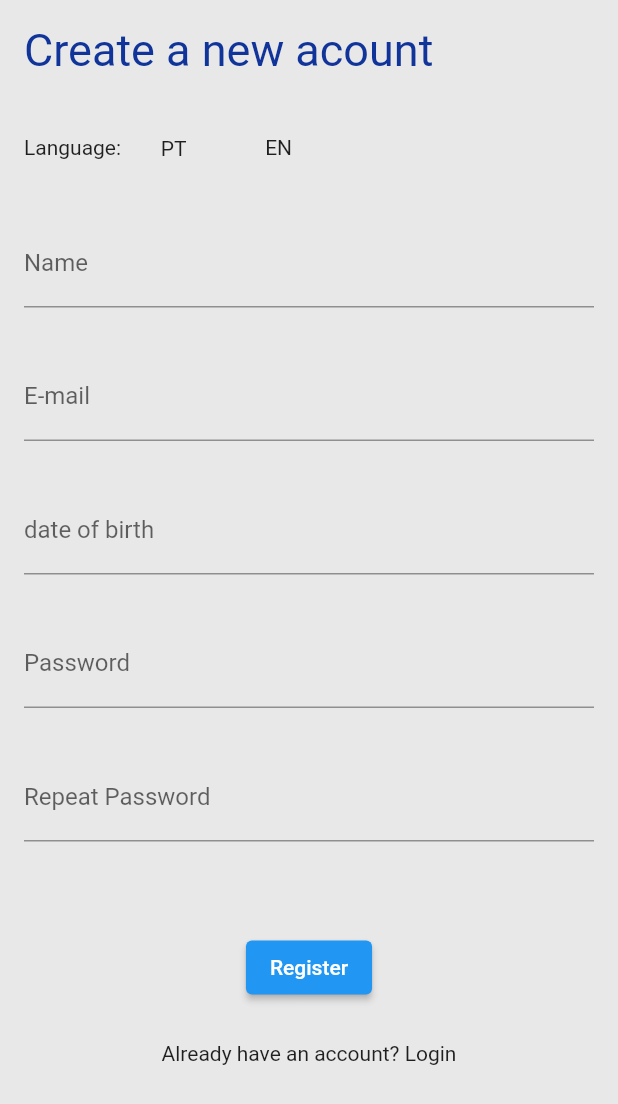
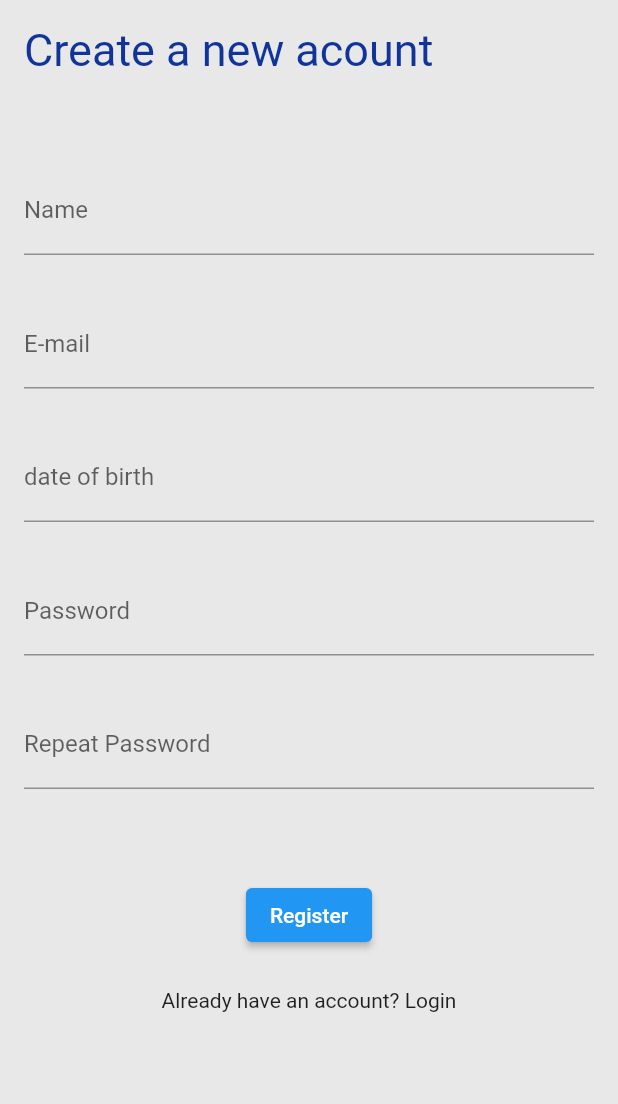
Before and after one commit to Falleiro/Stock-Control, a Flutter app: the SignupPage screen opened directly, on a phone screen of 412 x 824 dp. Shown: the top 1104 px of the screen. Run offline on Flutter 3.47's test engine with Material 2 defaults, Android fonts, the light colour scheme and no system bars; our stand-ins replace flutter_modular, flutter_triple, localization, sqflite; missing offline and left inert: mailer; accounts and stored records are empty.

Commit message:
arrumando layout

```diff
--- a/stockcontrol/lib/assets/i18n/en_US.json
+++ b/stockcontrol/lib/assets/i18n/en_US.json
@@ -42,6 +42,7 @@
     "tooltip-item": "Go to 'Add item'",
     "tooltip-stock": "Go to 'Add estabelecimento'",
     "tooltip-localization": "Go to 'Localization'",
+    "tooltip-estabelecimento": "Go to 'Establishment'",
     "nome-estabelecimento": "Stock Name",
     "cep": "CEP",
     "uf": "UF",
--- a/stockcontrol/lib/assets/i18n/pt_BR.json
+++ b/stockcontrol/lib/assets/i18n/pt_BR.json
@@ -42,6 +42,7 @@
     "tooltip-item": "Vai para a tela 'Cria item'",
     "tooltip-stock": "Vai para a tela 'Cria estabelecimento'",
     "tooltip-localization": "Vai para a tela 'Localization'",
+    "tooltip-estabelecimento": "Vai para a tela 'Estabelecimento'",
     "nome-estabelecimento": "Nome do Estoque",
     "cep": "CEP",
     "uf": "UF",
@@ -69,5 +70,8 @@
     "enviar_senha": "Enviar senha de recuperação",
     "texto_email_enviado": "Sua nova senha foi enviada para o e-mail",
     "nova_senha_enviada": "Nova senha enviada",
-    "ok": "Ok"
+    "ok": "Ok",
+    "nova_senha": "Nova senha",
+    "aparecera_senha": "Aqui aparecerá a sua senha",
+    "email_enviado": "E-mail enviado com sucesso!"
 }
--- a/stockcontrol/lib/src/component/Personalizados.dart
+++ b/stockcontrol/lib/src/component/Personalizados.dart
@@ -125,7 +125,7 @@ class _MeuFloatingActionButtonState extends State<MeuFloatingActionButton> {
               ),
             );
           },
-          tooltip: 'tooltip-estabelecimento'.i18n(),
+          tooltip: "tooltip-estabelecimento".i18n(),
           child: const Icon(Icons.add),
         ),
       ],
--- a/stockcontrol/lib/src/feature/home/view/page/login/singuppage.dart
+++ b/stockcontrol/lib/src/feature/home/view/page/login/singuppage.dart
@@ -35,30 +35,6 @@ class _SignupPageState extends State<SignupPage> {
                       fontSize: 30, color: Color.fromARGB(255, 16, 52, 153)),
                 ),
                 SizedBox(height: 30),
-                Row(
-                  children: [
-                    Text("${"idioma".i18n()}:"),
-                    SizedBox(
-                        width: 70,
-                        height: 35,
-                        child: IconButton(
-                          padding: const EdgeInsets.symmetric(vertical: 10.0),
-                          onPressed: () {
-                            Locale(pt as String);
-                          },
-                          icon: Text("pt".i18n()),
-                        )),
-                    SizedBox(
-                        width: 70,
-                        height: 35,
-                        child: IconButton(
-                          onPressed: () {
-                            Locale(en as String);
-                          },
-                          icon: Text("en".i18n()),
-                        )),
-                  ],
-                ),
                 Column(
                   mainAxisAlignment: MainAxisAlignment.center,
                   children: [
```
